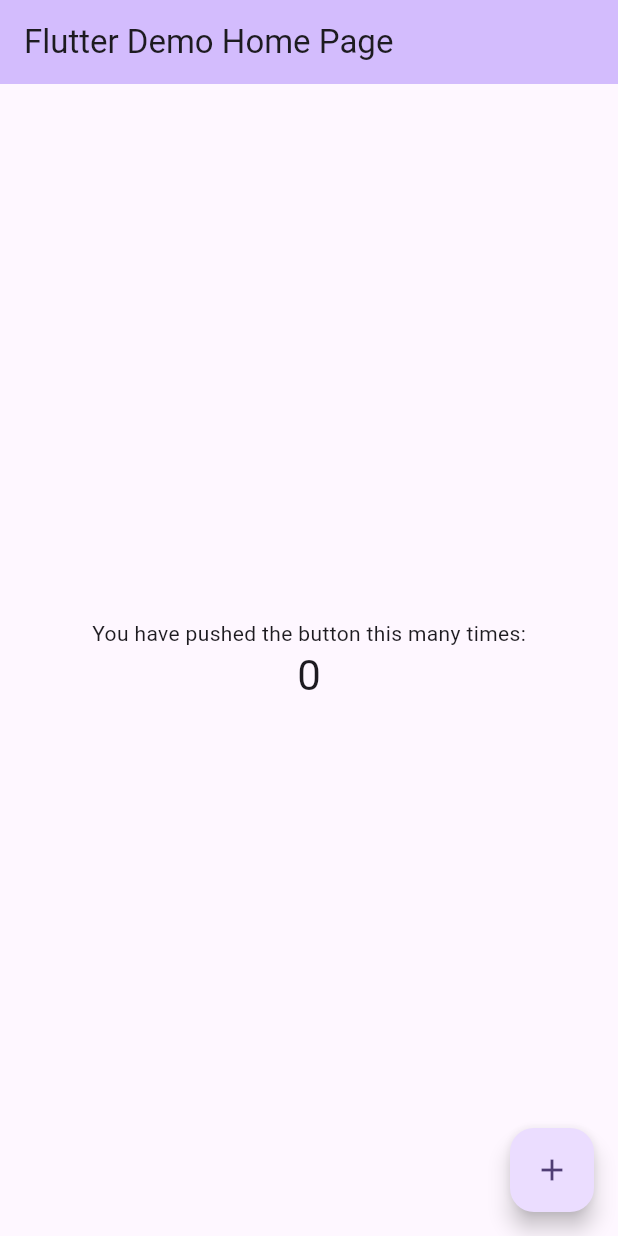
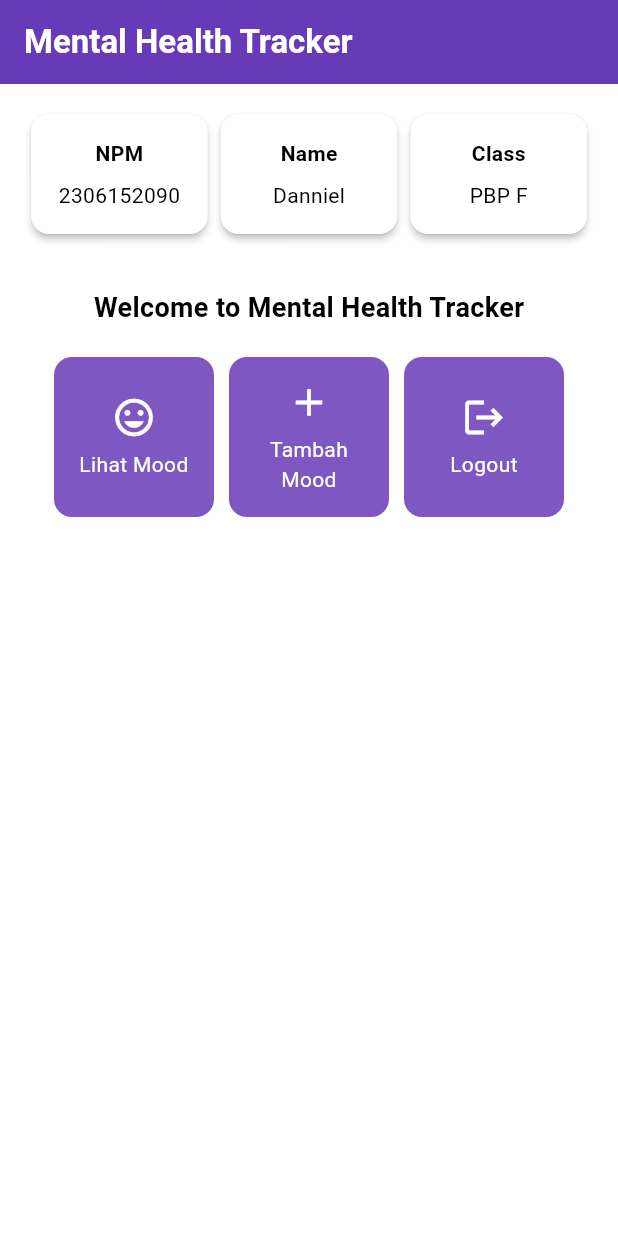
Before and after one commit to Danniel-Ang/mental-health-tracker-mobile, a Flutter app: the screen it shows after launch, on a phone screen of 412 x 824 dp. Run offline on Flutter 3.47's test engine with Material 3 defaults, Android fonts, the phone set to English and light mode, and no system bars.

Commit message:
Kelar tutorial 1

```diff
--- a/lib/main.dart
+++ b/lib/main.dart
@@ -1,4 +1,5 @@
 import 'package:flutter/material.dart';
+import 'package:mental_health_tracker/menu.dart';
 
 void main() {
   runApp(const MyApp());
@@ -28,98 +29,11 @@ class MyApp extends StatelessWidget {
         //
         // This works for code too, not just values: Most code changes can be
         // tested with just a hot reload.
-        colorScheme: ColorScheme.fromSeed(seedColor: Colors.deepPurple),
+        colorScheme: ColorScheme.fromSwatch(
+        primarySwatch: Colors.deepPurple,).copyWith(secondary: Colors.deepPurple[400]),
         useMaterial3: true,
       ),
-      home: const MyHomePage(title: 'Flutter Demo Home Page'),
+      home: MyHomePage(),
     );
   }
 }
-
-class MyHomePage extends StatefulWidget {
-  const MyHomePage({super.key, required this.title});
-
-  // This widget is the home page of your application. It is stateful, meaning
-  // that it has a State object (defined below) that contains fields that affect
-  // how it looks.
-
-  // This class is the configuration for the state. It holds the values (in this
-  // case the title) provided by the parent (in this case the App widget) and
-  // used by the build method of the State. Fields in a Widget subclass are
-  // always marked "final".
-
-  final String title;
-
-  @override
-  State<MyHomePage> createState() => _MyHomePageState();
-}
-
-class _MyHomePageState extends State<MyHomePage> {
-  int _counter = 0;
-
-  void _incrementCounter() {
-    setState(() {
-      // This call to setState tells the Flutter framework that something has
-      // changed in this State, which causes it to rerun the build method below
-      // so that the display can reflect the updated values. If we changed
-      // _counter without calling setState(), then the build method would not be
-      // called again, and so nothing would appear to happen.
-      _counter++;
-    });
-  }
-
-  @override
-  Widget build(BuildContext context) {
-    // This method is rerun every time setState is called, for instance as done
-    // by the _incrementCounter method above.
-    //
-    // The Flutter framework has been optimized to make rerunning build methods
-    // fast, so that you can just rebuild anything that needs updating rather
-    // than having to individually change instances of widgets.
-    return Scaffold(
-      appBar: AppBar(
-        // TRY THIS: Try changing the color here to a specific color (to
-        // Colors.amber, perhaps?) and trigger a hot reload to see the AppBar
-        // change color while the other colors stay the same.
-        backgroundColor: Theme.of(context).colorScheme.inversePrimary,
-        // Here we take the value from the MyHomePage object that was created by
-        // the App.build method, and use it to set our appbar title.
-        title: Text(widget.title),
-      ),
-      body: Center(
-        // Center is a layout widget. It takes a single child and positions it
-        // in the middle of the parent.
-        child: Column(
-          // Column is also a layout widget. It takes a list of children and
-          // arranges them vertically. By default, it sizes itself to fit its
-          // children horizontally, and tries to be as tall as its parent.
-          //
-          // Column has various properties to control how it sizes itself and
-          // how it positions its children. Here we use mainAxisAlignment to
-          // center the children vertically; the main axis here is the vertical
-          // axis because Columns are vertical (the cross axis would be
-          // horizontal).
-          //
-          // TRY THIS: Invoke "debug painting" (choose the "Toggle Debug Paint"
-          // action in the IDE, or press "p" in the console), to see the
-          // wireframe for each widget.
-          mainAxisAlignment: MainAxisAlignment.center,
-          children: <Widget>[
-            const Text(
-              'You have pushed the button this many times:',
-            ),
-            Text(
-              '$_counter',
-              style: Theme.of(context).textTheme.headlineMedium,
-            ),
-          ],
-        ),
-      ),
-      floatingActionButton: FloatingActionButton(
-        onPressed: _incrementCounter,
-        tooltip: 'Increment',
-        child: const Icon(Icons.add),
-      ), // This trailing comma makes auto-formatting nicer for build methods.
-    );
-  }
-}
--- /dev/null
+++ b/lib/menu.dart
@@ -0,0 +1,188 @@
+import 'package:flutter/material.dart';
+
+class MyHomePage extends StatelessWidget {
+  MyHomePage({super.key});
+
+  final String npm = '2306152090'; // NPM
+  final String name = 'Danniel'; // Nama
+  final String className = 'PBP F'; // Kelas
+
+  final List<ItemHomepage> items = [
+    ItemHomepage("Lihat Mood", Icons.mood),
+    ItemHomepage("Tambah Mood", Icons.add),
+    ItemHomepage("Logout", Icons.logout),
+  ];
+
+  @override
+  Widget build(BuildContext context) {
+    // Scaffold menyediakan struktur dasar halaman dengan AppBar dan body.
+    return Scaffold(
+      // AppBar adalah bagian atas halaman yang menampilkan judul.
+      appBar: AppBar(
+        // Judul aplikasi "Mental Health Tracker" dengan teks putih dan tebal.
+        title: const Text(
+          'Mental Health Tracker',
+          style: TextStyle(
+            color: Colors.white,
+            fontWeight: FontWeight.bold,
+          ),
+        ),
+        // Warna latar belakang AppBar diambil dari skema warna tema aplikasi.
+        backgroundColor: Theme.of(context).colorScheme.primary,
+      ),
+      // Body halaman dengan padding di sekelilingnya.
+      body: Padding(
+        padding: const EdgeInsets.all(16.0),
+        // Menyusun widget secara vertikal dalam sebuah kolom.
+        child: Column(
+          crossAxisAlignment: CrossAxisAlignment.center,
+          children: [
+            // Row untuk menampilkan 3 InfoCard secara horizontal.
+            Row(
+              mainAxisAlignment: MainAxisAlignment.spaceEvenly,
+              children: [
+                InfoCard(title: 'NPM', content: npm),
+                InfoCard(title: 'Name', content: name),
+                InfoCard(title: 'Class', content: className),
+              ],
+            ),
+
+            // Memberikan jarak vertikal 16 unit.
+            const SizedBox(height: 16.0),
+
+            // Menempatkan widget berikutnya di tengah halaman.
+            Center(
+              child: Column(
+                // Menyusun teks dan grid item secara vertikal.
+
+                children: [
+                  // Menampilkan teks sambutan dengan gaya tebal dan ukuran 18.
+                  const Padding(
+                    padding: EdgeInsets.only(top: 16.0),
+                    child: Text(
+                      'Welcome to Mental Health Tracker',
+                      style: TextStyle(
+                        fontWeight: FontWeight.bold,
+                        fontSize: 18.0,
+                      ),
+                    ),
+                  ),
+
+                  // Grid untuk menampilkan ItemCard dalam bentuk grid 3 kolom.
+                  GridView.count(
+                    primary: true,
+                    padding: const EdgeInsets.all(20),
+                    crossAxisSpacing: 10,
+                    mainAxisSpacing: 10,
+                    crossAxisCount: 3,
+                    // Agar grid menyesuaikan tinggi kontennya.
+                    shrinkWrap: true,
+
+                    // Menampilkan ItemCard untuk setiap item dalam list items.
+                    children: items.map((ItemHomepage item) {
+                      return ItemCard(item);
+                    }).toList(),
+                  ),
+                ],
+              ),
+            ),
+          ],
+        ),
+      ),
+    );
+  }
+}
+
+class InfoCard extends StatelessWidget {
+  // Kartu informasi yang menampilkan title dan content.
+
+  final String title;  // Judul kartu.
+  final String content;  // Isi kartu.
+
+  const InfoCard({super.key, required this.title, required this.content});
+
+  @override
+  Widget build(BuildContext context) {
+    return Card(
+      // Membuat kotak kartu dengan bayangan dibawahnya.
+      elevation: 2.0,
+      child: Container(
+        // Mengatur ukuran dan jarak di dalam kartu.
+        width: MediaQuery.of(context).size.width / 3.5, // menyesuaikan dengan lebar device yang digunakan.
+        padding: const EdgeInsets.all(16.0),
+        // Menyusun title dan content secara vertikal.
+        child: Column(
+          children: [
+            Text(
+              title,
+              style: const TextStyle(fontWeight: FontWeight.bold),
+            ),
+            const SizedBox(height: 8.0),
+            Text(content),
+          ],
+        ),
+      ),
+    );
+  }
+}
+
+class ItemHomepage {
+  final String name;
+  final IconData icon;
+
+  ItemHomepage(this.name, this.icon);
+}
+
+class ItemCard extends StatelessWidget {
+  // Menampilkan kartu dengan ikon dan nama.
+
+  final ItemHomepage item;
+
+  const ItemCard(this.item, {super.key});
+
+  @override
+  Widget build(BuildContext context) {
+    return Material(
+      // Menentukan warna latar belakang dari tema aplikasi.
+      color: Theme.of(context).colorScheme.secondary,
+      // Membuat sudut kartu melengkung.
+      borderRadius: BorderRadius.circular(12),
+
+      child: InkWell(
+        // Aksi ketika kartu ditekan.
+        onTap: () {
+          // Menampilkan pesan SnackBar saat kartu ditekan.
+          ScaffoldMessenger.of(context)
+            ..hideCurrentSnackBar()
+            ..showSnackBar(
+                SnackBar(content: Text("Kamu telah menekan tombol ${item.name}!"))
+            );
+        },
+        // Container untuk menyimpan Icon dan Text
+        child: Container(
+          padding: const EdgeInsets.all(8),
+          child: Center(
+            child: Column(
+              // Menyusun ikon dan teks di tengah kartu.
+              mainAxisAlignment: MainAxisAlignment.center,
+              children: [
+                Icon(
+                  item.icon,
+                  color: Colors.white,
+                  size: 30.0,
+                ),
+                const Padding(padding: EdgeInsets.all(3)),
+                Text(
+                  item.name,
+                  textAlign: TextAlign.center,
+                  style: const TextStyle(color: Colors.white),
+                ),
+              ],
+            ),
+          ),
+        ),
+      ),
+    );
+  }
+
+}
```
